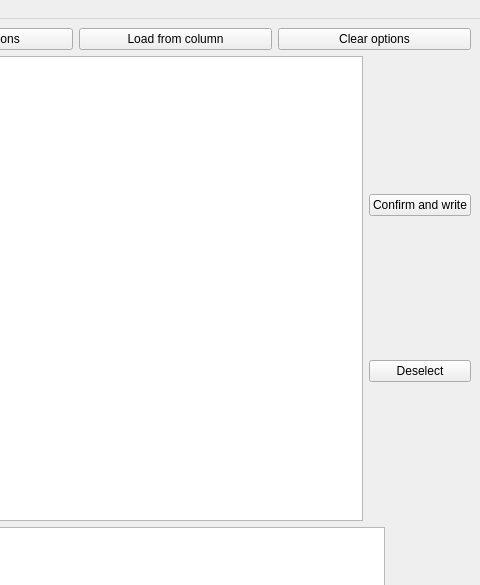
Above: untitled.ui from MirkoFerrati/categorizer before the change; both pictures show x 501 to 981 and y 0 to 585 of the 981 by 750 pixel window. Below: the same form after it.
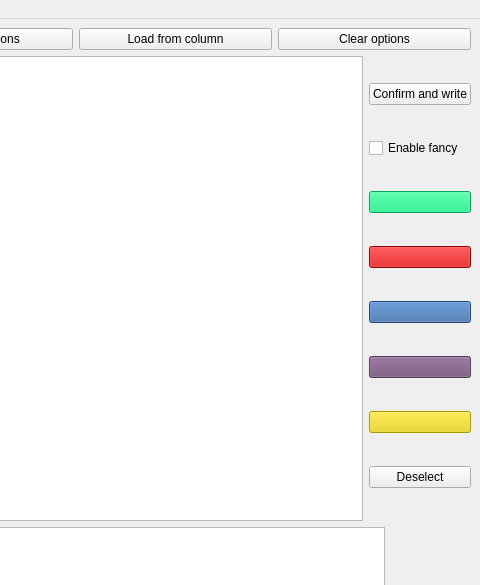
That is the form after the change.

Commit message: prepare colors and fancy matching

What changed in the file:
```diff
--- a/untitled.ui
+++ b/untitled.ui
@@ -111,7 +111,7 @@
              </widget>
             </item>
             <item>
-             <layout class="QVBoxLayout" name="verticalLayout_2">
+             <layout class="QVBoxLayout" name="verticalLayout_2" stretch="4,1,1,1,1,1,1,4">
               <item>
                <widget class="QPushButton" name="ConfirmButton">
                 <property name="text">
@@ -119,6 +119,66 @@
                 </property>
                </widget>
               </item>
+              <item>
+               <widget class="QCheckBox" name="EnableFancy">
+                <property name="text">
+                 <string>Enable fancy</string>
+                </property>
+               </widget>
+              </item>
+              <item>
+               <widget class="QPushButton" name="GreenButton">
+                <property name="styleSheet">
+                 <string notr="true">background-color: rgb(0, 230, 117);</string>
+                </property>
+                <property name="text">
+                 <string/>
+                </property>
+                <property name="flat">
+                 <bool>false</bool>
+                </property>
+               </widget>
+              </item>
+              <item>
+               <widget class="QPushButton" name="RedButton">
+                <property name="styleSheet">
+                 <string notr="true">background-color: rgb(204, 0, 0);</string>
+                </property>
+                <property name="text">
+                 <string/>
+                </property>
+               </widget>
+              </item>
+              <item>
+               <widget class="QPushButton" name="BlueButton">
+                <property name="styleSheet">
+                 <string notr="true">background-color: rgb(52, 101, 164);</string>
+                </property>
+                <property name="text">
+                 <string/>
+                </property>
+               </widget>
+              </item>
+              <item>
+               <widget class="QPushButton" name="PurpleButton">
+                <property name="styleSheet">
+                 <string notr="true">background-color: rgb(117, 80, 123);</string>
+                </property>
+                <property name="text">
+                 <string/>
+                </property>
+               </widget>
+              </item>
+              <item>
+               <widget class="QPushButton" name="YellowButton">
+                <property name="styleSheet">
+                 <string notr="true">background-color: rgb(237, 212, 0);</string>
+                </property>
+                <property name="text">
+                 <string/>
+                </property>
+               </widget>
+              </item>
               <item>
                <widget class="QPushButton" name="DeselectButton">
                 <property name="text">
```
The commit also changes 1 other file.
